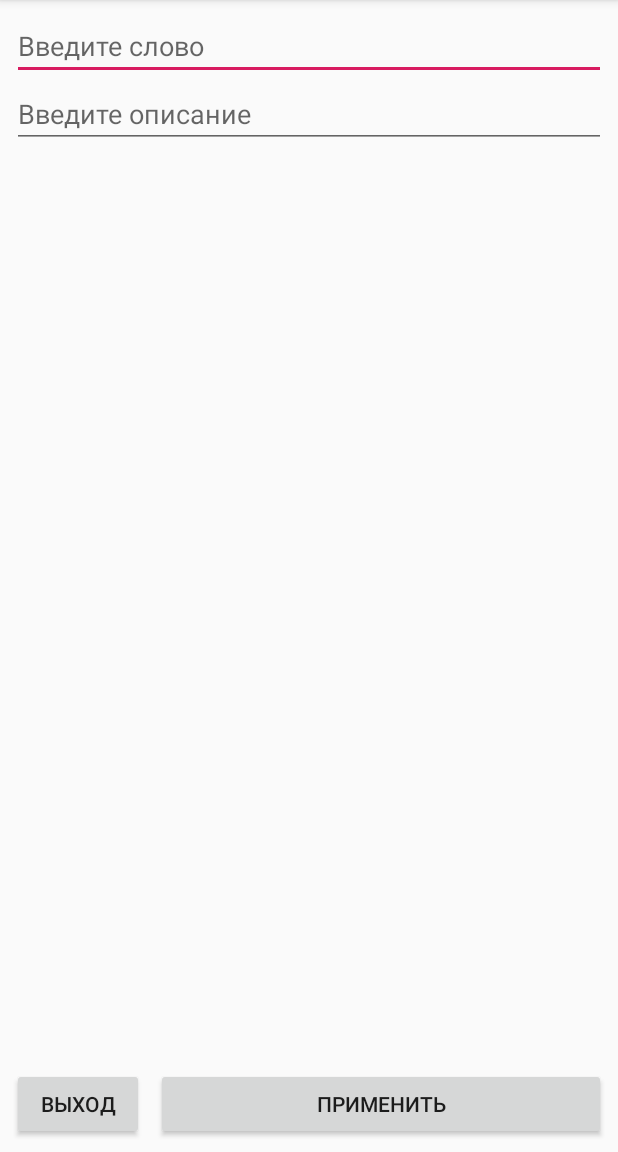
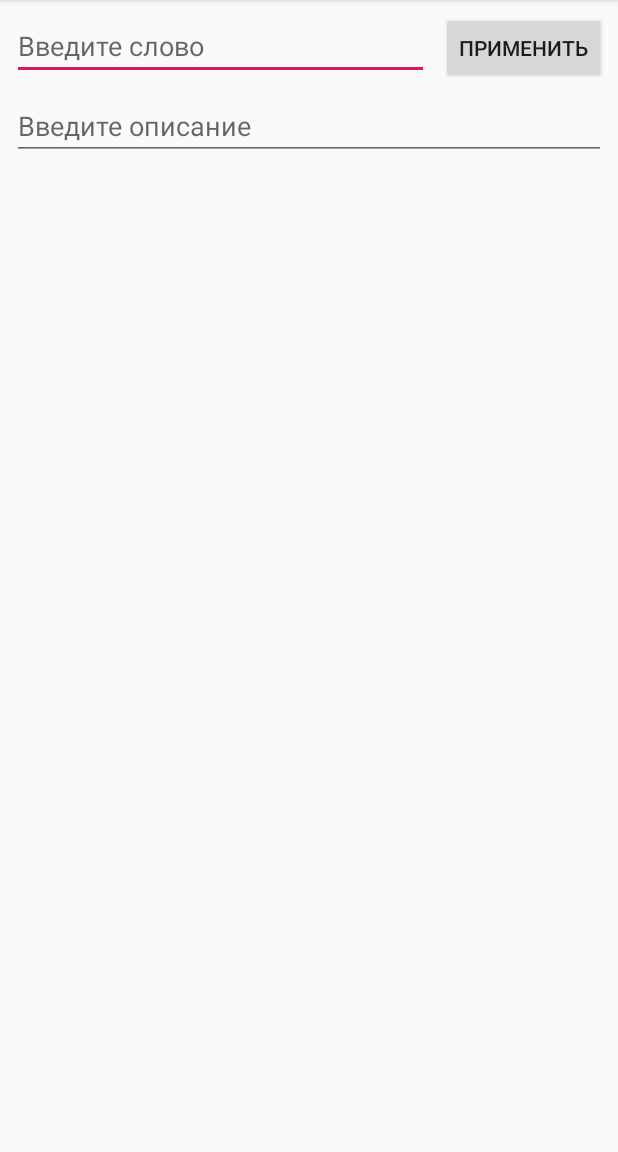
Before and after one commit to pirogovaaaaaa/slovar_polytech, an Android app: the AddWordActivity screen opened directly, with no data from a screen before it, on a phone screen of 412 x 824 dp, the part 84-1236 px from its top. Run offline under Robolectric (Android 15) with nearby library versions, the phone set to English and light mode, and no system bars.

Commit message:
Changed the word add screen

```diff
--- a/AndroidApp/VocabularyApp/app/src/main/java/com/example/vocabularyapp/AddWordActivity.java
+++ b/AndroidApp/VocabularyApp/app/src/main/java/com/example/vocabularyapp/AddWordActivity.java
@@ -5,29 +5,13 @@ import android.os.Bundle;
 import android.view.View;
 import android.widget.Button;
 
-public class AddWordActivity extends AppCompatActivity implements View.OnClickListener {
-
-    Button buttonExit;
+public class AddWordActivity extends AppCompatActivity {
 
     @Override
     protected void onCreate(Bundle savedInstanceState) {
         super.onCreate(savedInstanceState);
         setContentView(R.layout.activity_add_word);
 
-        buttonExit = findViewById(R.id.buttonExit);
-        buttonExit.setOnClickListener(this);
-
         // TODO Применить настрой
     }
-
-    @Override
-    public void onClick(View v) {
-        switch (v.getId()) {
-            case R.id.buttonExit:
-                super.onBackPressed();
-                break;
-            default:
-                break;
-        }
-    }
 }
--- a/AndroidApp/VocabularyApp/app/src/main/res/layout/activity_add_word.xml
+++ b/AndroidApp/VocabularyApp/app/src/main/res/layout/activity_add_word.xml
@@ -1,6 +1,5 @@
 <?xml version="1.0" encoding="utf-8"?>
-<android.support.constraint.ConstraintLayout
-    xmlns:android="http://schemas.android.com/apk/res/android"
+<android.support.constraint.ConstraintLayout xmlns:android="http://schemas.android.com/apk/res/android"
     xmlns:app="http://schemas.android.com/apk/res-auto"
     xmlns:tools="http://schemas.android.com/tools"
     android:layout_width="match_parent"
@@ -18,7 +17,7 @@
         android:ems="10"
         android:hint="@string/enterWord"
         android:inputType="textPersonName"
-        app:layout_constraintEnd_toEndOf="parent"
+        app:layout_constraintEnd_toStartOf="@+id/buttonOk"
         app:layout_constraintStart_toStartOf="parent"
         app:layout_constraintTop_toTopOf="parent" />
 
@@ -28,40 +27,24 @@
         android:layout_height="wrap_content"
         android:layout_marginStart="8dp"
         android:layout_marginLeft="8dp"
+        android:layout_marginTop="8dp"
         android:layout_marginEnd="8dp"
         android:layout_marginRight="8dp"
-        android:layout_marginBottom="8dp"
         android:ems="10"
         android:hint="@string/enterDescription"
         android:inputType="textMultiLine"
-        app:layout_constraintBottom_toTopOf="@+id/buttonOk"
         app:layout_constraintEnd_toEndOf="parent"
         app:layout_constraintStart_toStartOf="parent"
-        app:layout_constraintTop_toBottomOf="@+id/textAddWord"
-        app:layout_constraintVertical_bias="0.0" />
-
-    <Button
-        android:id="@+id/buttonExit"
-        android:layout_width="wrap_content"
-        android:layout_height="wrap_content"
-        android:layout_marginStart="8dp"
-        android:layout_marginLeft="8dp"
-        android:layout_marginBottom="8dp"
-        android:text="@string/exit"
-        app:layout_constraintBottom_toBottomOf="parent"
-        app:layout_constraintStart_toStartOf="parent" />
+        app:layout_constraintTop_toBottomOf="@+id/textAddWord" />
 
     <Button
         android:id="@+id/buttonOk"
         android:layout_width="0dp"
         android:layout_height="wrap_content"
-        android:layout_marginStart="8dp"
-        android:layout_marginLeft="8dp"
+        android:layout_marginTop="8dp"
         android:layout_marginEnd="8dp"
         android:layout_marginRight="8dp"
-        android:layout_marginBottom="8dp"
         android:text="@string/apply"
-        app:layout_constraintBottom_toBottomOf="parent"
         app:layout_constraintEnd_toEndOf="parent"
-        app:layout_constraintStart_toEndOf="@+id/buttonExit" />
+        app:layout_constraintTop_toTopOf="parent" />
 </android.support.constraint.ConstraintLayout>
```
